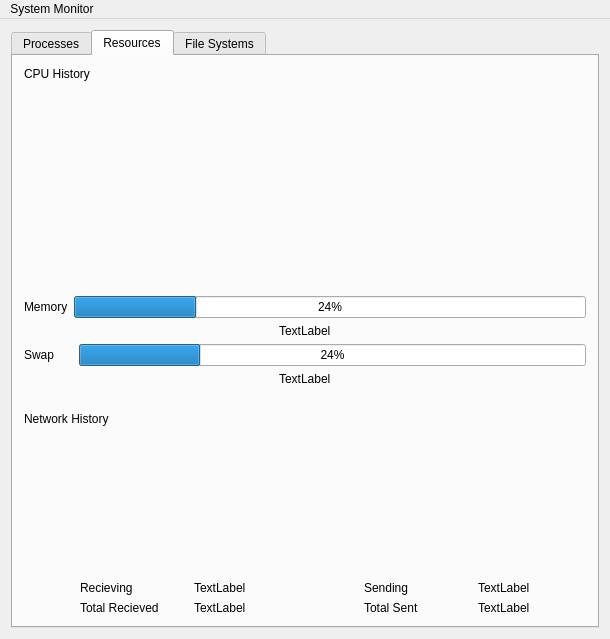
This is mainwindow.ui in VioletDarkKitty/system-monitor as Qt 5 draws it before an edit. The edited form follows.
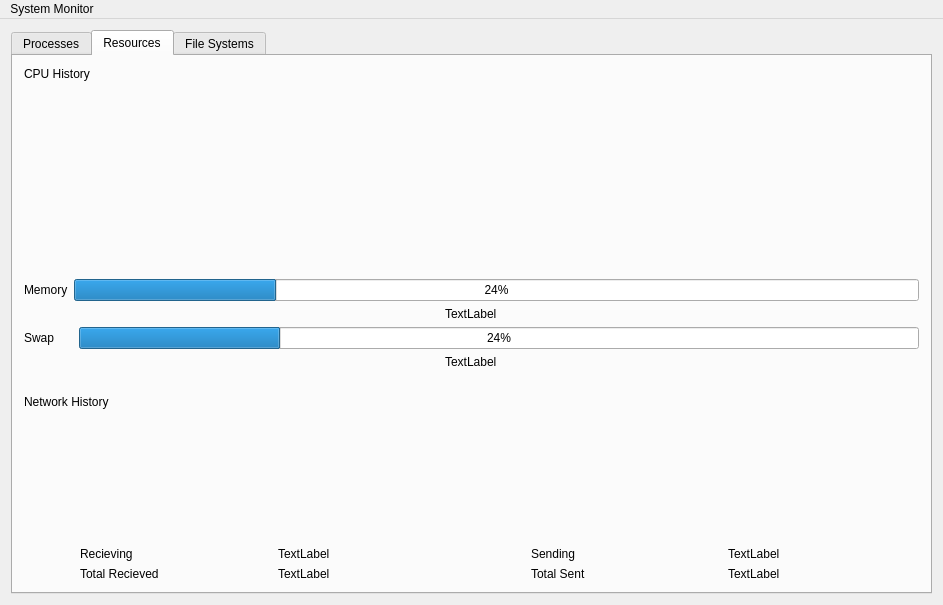
This is the edited form. Custom widgets are drawn as their Qt base class.

Commit message: Improve the spline function used. Make the main window wider. Update readme

What changed in the file:
```diff
--- a/mainwindow.ui
+++ b/mainwindow.ui
@@ -6,8 +6,8 @@
    <rect>
     <x>0</x>
     <y>0</y>
-    <width>610</width>
-    <height>639</height>
+    <width>943</width>
+    <height>605</height>
    </rect>
   </property>
   <property name="sizePolicy">
@@ -503,7 +503,7 @@
     <rect>
      <x>0</x>
      <y>0</y>
-     <width>610</width>
+     <width>943</width>
      <height>23</height>
     </rect>
    </property>
```
The commit also changes 7 other files.
